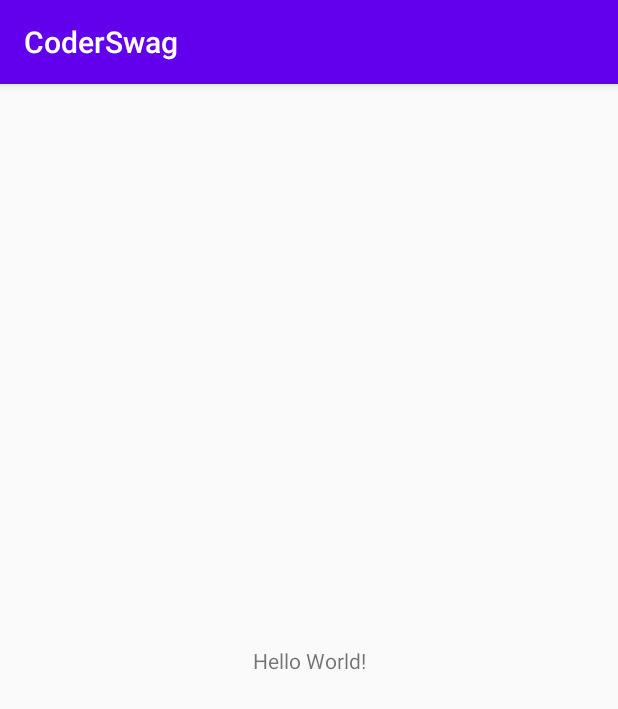
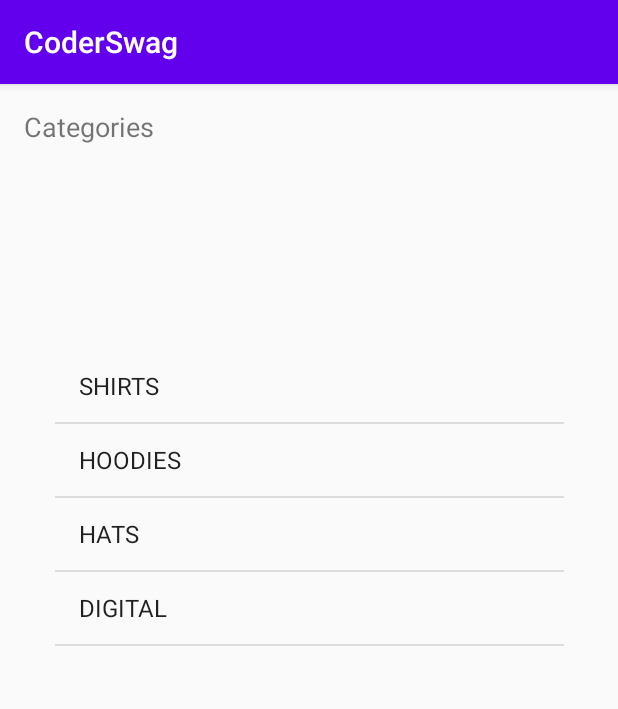
Before and after one commit to nabighanadeem/CoderSwag, an Android app: the screen it shows after launch (MainActivity), on a phone screen of 412 x 824 dp. Shown: the top 709 px of the screen. Run offline under Robolectric (Android 15) with nearby library versions, the phone set to English and light mode, and no system bars.

Commit message:
lesson-02

```diff
--- a/app/src/main/java/Controller/MainActivity.kt
+++ b/app/src/main/java/Controller/MainActivity.kt
@@ -1,12 +1,20 @@
 package Controller
 
+import Model.Category
+import Services.DataService
 import androidx.appcompat.app.AppCompatActivity
 import android.os.Bundle
+import android.widget.ArrayAdapter
 import com.nabigha.coderswag.R
+import kotlinx.android.synthetic.main.activity_main.*
 
 class MainActivity : AppCompatActivity() {
+    lateinit var adapter : ArrayAdapter<Category>
     override fun onCreate(savedInstanceState: Bundle?) {
         super.onCreate(savedInstanceState)
         setContentView(R.layout.activity_main)
+
+        adapter = ArrayAdapter(this, android.R.layout.simple_list_item_1 , DataService.categories)
+        categoryListView.adapter =adapter
     }
 }
--- a/app/src/main/java/Model/Category.kt
+++ b/app/src/main/java/Model/Category.kt
@@ -1,4 +1,7 @@
 package Model
 
 class Category(val title:String, val image:String) {
+    override fun toString(): String {
+        return title
+    }
 }
--- a/app/src/main/java/Services/DataService.kt
+++ b/app/src/main/java/Services/DataService.kt
@@ -8,7 +8,7 @@ object DataService {
         Category("SHIRTS" ,"shirtimage"),
         Category("HOODIES" , "hoodieimage"),
         Category("HATS" , "hatimage"),
-        Category("DIGITAL" , "digitalgoodsimage"),
+        Category("DIGITAL" , "digitalgoodsimage")
     )
 
     val hats = listOf(
--- a/app/src/main/res/layout/activity_main.xml
+++ b/app/src/main/res/layout/activity_main.xml
@@ -7,12 +7,29 @@
     tools:context="Controller.MainActivity">
 
     <TextView
+        android:id="@+id/textView"
         android:layout_width="wrap_content"
         android:layout_height="wrap_content"
-        android:text="Hello World!"
-        app:layout_constraintBottom_toBottomOf="parent"
-        app:layout_constraintLeft_toLeftOf="parent"
-        app:layout_constraintRight_toRightOf="parent"
+        android:layout_marginStart="16dp"
+        android:layout_marginLeft="16dp"
+        android:layout_marginTop="16dp"
+        android:text="@string/categories"
+        android:textSize="18sp"
+        app:layout_constraintStart_toStartOf="parent"
         app:layout_constraintTop_toTopOf="parent" />
 
+    <ListView
+        android:id="@+id/categoryListView"
+        android:layout_width="339dp"
+        android:layout_height="454dp"
+        android:layout_marginStart="8dp"
+        android:layout_marginLeft="8dp"
+        android:layout_marginTop="8dp"
+        android:layout_marginEnd="8dp"
+        android:layout_marginRight="8dp"
+        android:layout_marginBottom="8dp"
+        app:layout_constraintBottom_toBottomOf="parent"
+        app:layout_constraintEnd_toEndOf="parent"
+        app:layout_constraintStart_toStartOf="parent"
+        app:layout_constraintTop_toBottomOf="@+id/textView" />
 </androidx.constraintlayout.widget.ConstraintLayout>
--- a/app/src/main/res/values/strings.xml
+++ b/app/src/main/res/values/strings.xml
@@ -1,3 +1,4 @@
 <resources>
     <string name="app_name">CoderSwag</string>
+    <string name="categories">Categories</string>
 </resources>
```
Also changed, not shown: app/src/main/res/layout/category_list_item.xml (added, +42 -0 lines).
